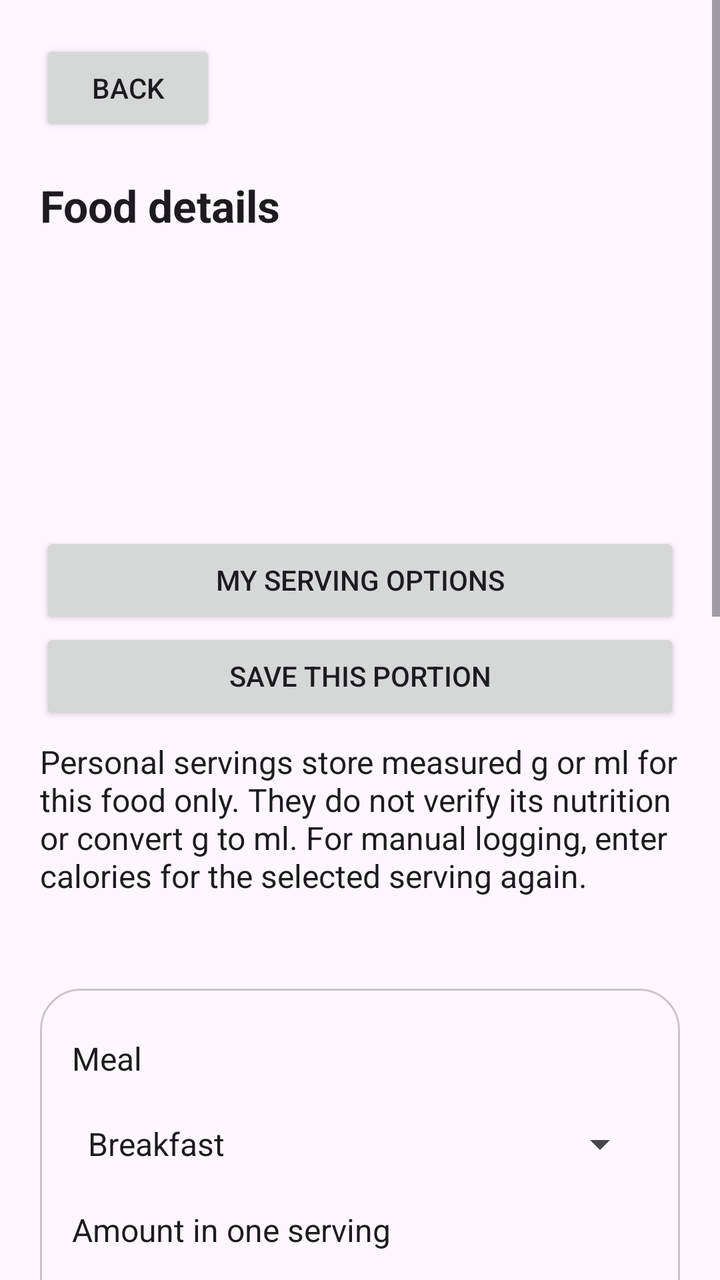
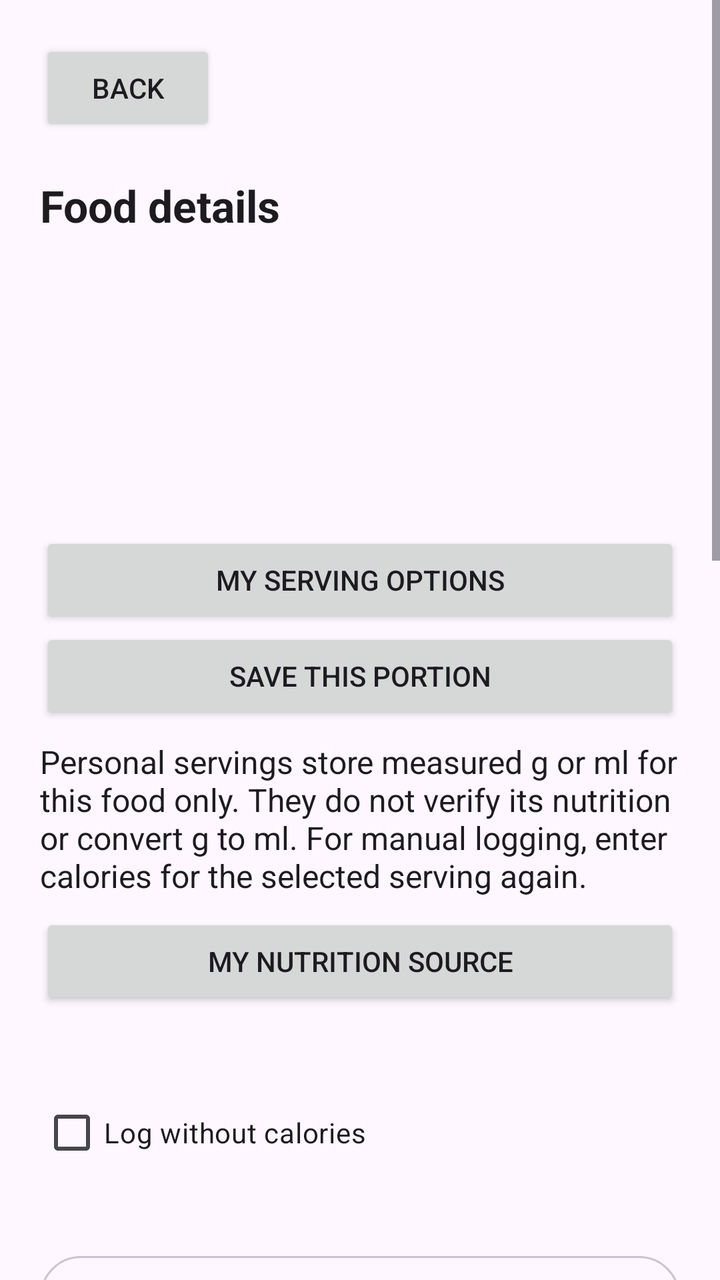

An Android layout rendered at two revisions. The XML below is the earlier revision; the diff shows what the commit changed to produce the second picture.
<!-- AndroidManifest.xml: application theme Theme.FitnessBalance -->
<!-- res/layout/activity_food_details.xml -->
<?xml version="1.0" encoding="utf-8"?>
<ScrollView xmlns:android="http://schemas.android.com/apk/res/android"
    android:id="@+id/foodRoot"
    android:layout_width="match_parent"
    android:layout_height="match_parent"
    android:fillViewport="true">

    <LinearLayout
        android:layout_width="match_parent"
        android:layout_height="wrap_content"
        android:orientation="vertical"
        android:padding="20dp">

        <Button
            android:id="@+id/foodBack"
            android:layout_width="wrap_content"
            android:layout_height="wrap_content"
            android:text="@string/back" />

        <TextView
            style="@style/FoodHeading"
            android:text="@string/fl_details" />

        <TextView
            android:id="@+id/foodDetailsName"
            style="@style/FoodHeading" />

        <TextView
            android:id="@+id/foodDetailsDate"
            style="@style/FoodBody" />

        <TextView
            android:id="@+id/foodDetailsSource"
            style="@style/FoodBody" />

        <TextView android:id="@+id/foodRecommendationContext"
            style="@style/FoodBody" android:visibility="gone" />
        <Button android:id="@+id/foodRecommendationPreference"
            android:layout_width="match_parent" android:layout_height="wrap_content"
            android:text="@string/fr_food_preference" android:visibility="gone" />

        <Button android:id="@+id/foodPersonalServings" android:layout_width="match_parent"
            android:layout_height="wrap_content" android:text="@string/ps_choose" />
        <Button android:id="@+id/foodSaveServing" android:layout_width="match_parent"
            android:layout_height="wrap_content" android:text="@string/ps_save" />
        <TextView style="@style/FoodBody" android:text="@string/ps_note" />
        <TextView
            android:id="@+id/foodDetailsStatus"
            style="@style/FoodBody"
            android:accessibilityLiveRegion="polite" />

        <LinearLayout
            android:id="@+id/barcodeConfirmPanel"
            style="@style/FoodPanel"
            android:visibility="gone">

            <TextView
                style="@style/FoodHeading"
                android:text="@string/bc_confirm_title" />

            <TextView
                style="@style/FoodBody"
                android:text="@string/bc_confirm_note" />

            <CheckBox
                android:id="@+id/barcodeConfirmed"
                android:layout_width="match_parent"
                android:layout_height="wrap_content"
                android:minHeight="48dp"
                android:text="@string/bc_confirm"
                android:saveEnabled="false" />

            <Spinner
                android:id="@+id/barcodeReferenceUnit"
                android:layout_width="match_parent"
                android:layout_height="48dp"
                android:saveEnabled="false" />

            <TextView
                android:id="@+id/barcodeAttribution"
                style="@style/FoodBody"
                android:text="@string/bc_attribution"
                android:minHeight="48dp"
                android:clickable="true"
                android:focusable="true" />

        </LinearLayout>

        <LinearLayout style="@style/FoodPanel">

            <TextView
                style="@style/FoodBody"
                android:text="@string/fs_meal"
                android:labelFor="@+id/foodMeal" />

            <Spinner
                android:id="@+id/foodMeal"
                android:layout_width="match_parent"
                android:layout_height="48dp"
                android:entries="@array/fs_meals"
                android:saveEnabled="false" />

            <TextView
                style="@style/FoodBody"
                android:text="@string/fs_serving_size"
                android:labelFor="@+id/foodPortion" />

            <EditText
                android:id="@+id/foodPortion"
                android:layout_width="match_parent"
                android:layout_height="wrap_content"
                android:minHeight="48dp"
                android:hint="@string/fs_size_hint"
                android:inputType="numberDecimal"
                android:maxLength="10"
                android:saveEnabled="false" />

            <Spinner
                android:id="@+id/foodUnit"
                android:layout_width="match_parent"
                android:layout_height="48dp"
                android:saveEnabled="false" />

            <TextView
                style="@style/FoodBody"
                android:text="@string/fs_count"
                android:labelFor="@+id/foodServings" />

            <EditText
                android:id="@+id/foodServings"
                android:layout_width="match_parent"
                android:layout_height="wrap_content"
                android:minHeight="48dp"
                android:hint="@string/fs_count_hint"
                android:inputType="numberDecimal"
                android:maxLength="10"
                android:saveEnabled="false" />

            <CheckBox
                android:id="@+id/foodManual"
                android:layout_width="match_parent"
                android:layout_height="wrap_content"
                android:minHeight="48dp"
                android:text="@string/fs_manual"
                android:saveEnabled="false" />

            <LinearLayout
                android:id="@+id/foodManualPanel"
                android:layout_width="match_parent"
                android:layout_height="wrap_content"
                android:orientation="vertical"
                android:visibility="gone">

                <TextView
                    style="@style/FoodBody"
                    android:text="@string/fs_manual_calories"
                    android:labelFor="@+id/foodManualCalories" />

                <EditText
                    android:id="@+id/foodManualCalories"
                    android:layout_width="match_parent"
                    android:layout_height="wrap_content"
                    android:minHeight="48dp"
                    android:hint="@string/enter_calories"
                    android:inputType="numberDecimal"
                    android:maxLength="10"
                    android:saveEnabled="false" />

                <TextView
                    style="@style/FoodBody"
                    android:text="@string/fs_manual_note" />

            </LinearLayout>

            <TextView
                android:id="@+id/foodBasis"
                style="@style/FoodBody" />

            <TextView
                android:id="@+id/foodTotalAmount"
                style="@style/FoodBody" />

        </LinearLayout>

        <LinearLayout style="@style/FoodPanel">

            <TextView
                style="@style/FoodHeading"
                android:text="@string/fs_calculated" />

            <TextView
                android:id="@+id/foodNutrients"
                style="@style/FoodBody" />

            <TextView
                style="@style/FoodHeading"
                android:text="@string/fs_reference" />

            <TextView
                android:id="@+id/foodReferenceNutrients"
                style="@style/FoodBody" />

        </LinearLayout>

        <LinearLayout
            android:id="@+id/foodExtraPanel"
            style="@style/FoodPanel"
            android:visibility="gone">

            <TextView
                style="@style/FoodHeading"
                android:text="@string/fl_additional" />

            <TextView
                style="@style/FoodBody"
                android:text="@string/fl_additional_note" />

            <TextView
                android:id="@+id/foodExtra"
                style="@style/FoodBody" />

        </LinearLayout>

        <Button
            android:id="@+id/foodLogButton"
            android:layout_width="match_parent"
            android:layout_height="wrap_content"
            android:enabled="false"
            android:text="@string/fl_log" />

        <Button
            android:id="@+id/foodRetry"
            android:layout_width="match_parent"
            android:layout_height="wrap_content"
            android:text="@string/fl_retry"
            android:visibility="gone" />

        <Button
            android:id="@+id/barcodeSaveProduct"
            android:layout_width="match_parent"
            android:layout_height="wrap_content"
            android:text="@string/sb_add"
            android:visibility="gone" />

        <Button
            android:id="@+id/barcodeManualFallback"
            android:layout_width="match_parent"
            android:layout_height="wrap_content"
            android:text="@string/bc_manual"
            android:visibility="gone" />


    </LinearLayout>

</ScrollView>
<!-- resources referenced by this layout -->
<resources>
  <string-array name="fs_meals">
          <item>Breakfast</item>
          <item>Lunch</item>
          <item>Dinner</item>
          <item>Snacks</item>
      </string-array>
  <string name="back">Back</string>
  <string name="bc_attribution">Product data: Open Food Facts contributors · ODbL. Community-supplied data may be incomplete. View source</string>
  <string name="bc_confirm">These values match the package and are per 100 of the unit selected below</string>
  <string name="bc_confirm_note">Confirm the product name and nutrition values against the package. Choose the reference unit shown on your label before using calculated logging. If values do not match, use manual calorie entry.</string>
  <string name="bc_confirm_title">Check the package label</string>
  <string name="bc_manual">Use manual calorie entry</string>
  <string name="enter_calories">Enter Calories</string>
  <string name="fl_additional">Additional nutrients</string>
  <string name="fl_additional_note">Reference data below is shown as stored and is not adjusted for your portion.</string>
  <string name="fl_details">Food details</string>
  <string name="fl_log">Log food</string>
  <string name="fl_retry">Retry loading log</string>
  <string name="fr_food_preference">Food recommendation preference</string>
  <string name="fs_calculated">Nutrition to be logged</string>
  <string name="fs_count">Number of servings</string>
  <string name="fs_count_hint">e.g. 1 or 1.5</string>
  <string name="fs_manual">Enter calories myself</string>
  <string name="fs_manual_calories">Calories in ONE selected serving (kcal)</string>
  <string name="fs_manual_note">User-entered calories will be logged. Other nutrients are unavailable; the database values will not be scaled.</string>
  <string name="fs_meal">Meal</string>
  <string name="fs_reference">Source nutrition (reference values, not adjusted for your serving)</string>
  <string name="fs_serving_size">Amount in one serving</string>
  <string name="fs_size_hint">e.g. 30</string>
  <string name="ps_choose">My serving options</string>
  <string name="ps_note">Personal servings store measured g or ml for this food only. They do not verify its nutrition or convert g to ml. For manual logging, enter calories for the selected serving again.</string>
  <string name="ps_save">Save this portion</string>
  <string name="sb_add">Add or edit product from label</string>
  <style name="FoodBody">
          <item name="android:layout_width">match_parent</item>
          <item name="android:layout_height">wrap_content</item>
          <item name="android:textSize">16sp</item>
          <item name="android:paddingTop">8dp</item>
          <item name="android:paddingBottom">8dp</item>
          <item name="android:textColor">?android:attr/textColorPrimary</item>
      </style>
  <style name="FoodPanel">
          <item name="android:layout_width">match_parent</item>
          <item name="android:layout_height">wrap_content</item>
          <item name="android:orientation">vertical</item>
          <item name="android:padding">16dp</item>
          <item name="android:layout_marginBottom">12dp</item>
          <item name="android:background">@drawable/food_panel</item>
      </style>
  <style name="Theme.FitnessBalance" parent="Base.Theme.FitnessBalance" />
  <!-- drawable food_panel (drawable) -->
  <?xml version="1.0" encoding="utf-8"?>
  <shape xmlns:android="http://schemas.android.com/apk/res/android">
      <solid android:color="?attr/colorSurface" />
      <corners android:radius="20dp" />
      <stroke
          android:width="1dp"
          android:color="?attr/colorOutlineVariant" />
  </shape>
  <color name="primary_color">#4CAF50</color>
  <color name="white">#FFFFFFFF</color>
  <color name="purple_500">#FF6200EE</color>
  <!-- unchanged entries left out for length: 2 -->
</resources>

<!-- the commit's change to res/layout/activity_food_details.xml (unified diff, before → after) -->
@@ -44,6 +44,14 @@
         <Button android:id="@+id/foodSaveServing" android:layout_width="match_parent"
             android:layout_height="wrap_content" android:text="@string/ps_save" />
         <TextView style="@style/FoodBody" android:text="@string/ps_note" />
+        <Button android:id="@+id/foodNutritionSource" android:layout_width="match_parent"
+            android:layout_height="wrap_content" android:text="@string/na_personal" />
+        <TextView android:id="@+id/foodNutritionNote" style="@style/FoodBody" />
+        <CheckBox android:id="@+id/foodUnknownCalories" android:layout_width="match_parent"
+            android:layout_height="wrap_content" android:minHeight="48dp" android:text="@string/na_unknown" />
+        <EditText android:id="@+id/foodUnknownPortion" android:layout_width="match_parent"
+            android:layout_height="wrap_content" android:hint="@string/na_portion"
+            android:inputType="textCapSentences" android:maxLength="200" android:visibility="gone" />
         <TextView
             android:id="@+id/foodDetailsStatus"
             style="@style/FoodBody"
<!-- resource entries referenced after the edit -->
@@ -29,6 +29,9 @@
   <string name="fs_reference">Source nutrition (reference values, not adjusted for your serving)</string>
   <string name="fs_serving_size">Amount in one serving</string>
   <string name="fs_size_hint">e.g. 30</string>
+  <string name="na_personal">My nutrition source</string>
+  <string name="na_portion">Optional portion note, e.g. one plate, weight unknown</string>
+  <string name="na_unknown">Log without calories</string>
   <string name="ps_choose">My serving options</string>
   <string name="ps_note">Personal servings store measured g or ml for this food only. They do not verify its nutrition or convert g to ml. For manual logging, enter calories for the selected serving again.</string>
   <string name="ps_save">Save this portion</string>
